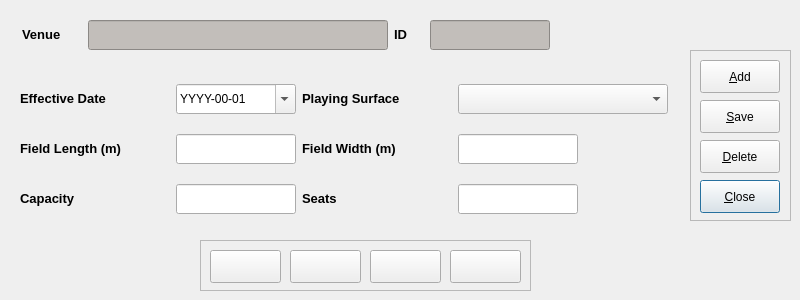
Above: code/pyqt/gui/venuehistory_entry.ui from soccermetrics/marcotti-desktop before the change. Below: the same form after it.
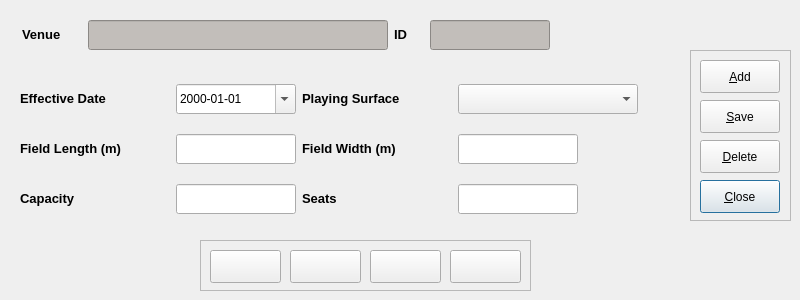
That is the form after the change. Icons and pictures are not drawn.

Commit message: Shrunk width of Playing Surface combobox by 30 pixels (#11)

```diff
--- a/code/pyqt/gui/venuehistory_entry.ui
+++ b/code/pyqt/gui/venuehistory_entry.ui
@@ -319,7 +319,7 @@
     </property>
    </widget>
   </widget>
-  <widget class="QWidget" name="">
+  <widget class="QWidget" name="layoutWidget">
    <property name="geometry">
     <rect>
      <x>20</x>
@@ -377,7 +377,7 @@
        </date>
       </property>
       <property name="displayFormat">
-       <string>YYYY-mm-dd</string>
+       <string>yyyy-MM-dd</string>
       </property>
       <property name="calendarPopup">
        <bool>true</bool>
@@ -411,13 +411,13 @@
      <widget class="QComboBox" name="venueSurfaceSelect">
       <property name="minimumSize">
        <size>
-        <width>210</width>
+        <width>180</width>
         <height>30</height>
        </size>
       </property>
       <property name="maximumSize">
        <size>
-        <width>210</width>
+        <width>180</width>
         <height>30</height>
        </size>
       </property>
@@ -630,7 +630,7 @@
     </item>
    </layout>
   </widget>
-  <widget class="QWidget" name="">
+  <widget class="QWidget" name="layoutWidget">
    <property name="geometry">
     <rect>
      <x>22</x>
```
The commit also changes 1 other file.
